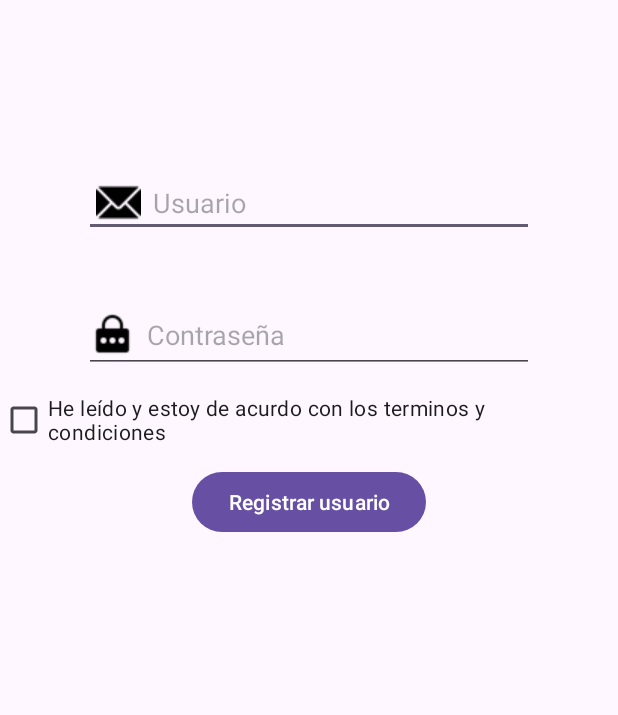
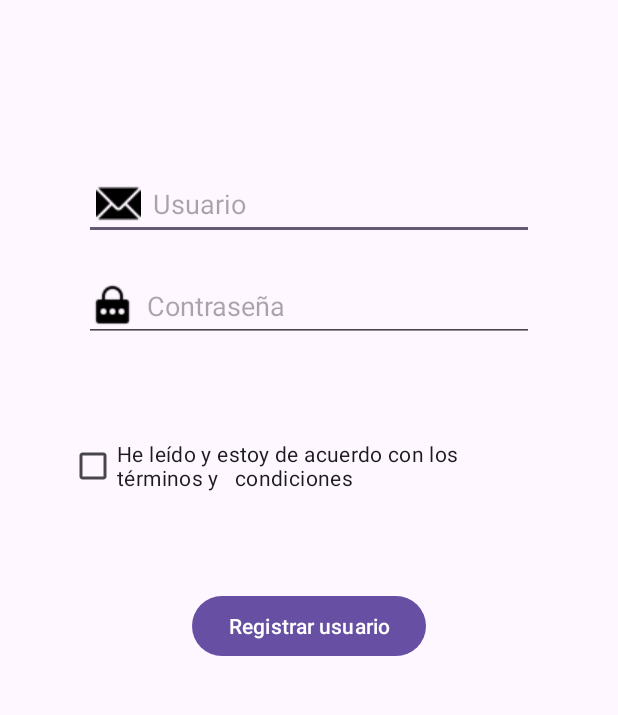
Before and after one commit to fra1010/Seminario-de-Lenguajes--TP-Integrador, an Android app: the RegistroActivity screen opened directly, with no data from a screen before it, on a phone screen of 412 x 824 dp, the part 326-1041 px from its top. Run offline under Robolectric (Android 15) with nearby library versions, the phone set to English and light mode, and no system bars.

Commit message:
Detalles con el texto

```diff
--- a/app/src/main/res/layout/activity_registro.xml
+++ b/app/src/main/res/layout/activity_registro.xml
@@ -21,11 +21,13 @@
     <EditText
         android:id="@+id/etUsuarioRegistro"
         android:layout_width="300dp"
-        android:layout_height="wrap_content"
-        android:drawableLeft="@drawable/user"
+        android:layout_height="48dp"
+        android:drawableStart="@drawable/user"
         android:drawablePadding="8dp"
         android:hint="Usuario"
+        android:inputType="text"
         android:padding="8dp"
+        android:autofillHints="name"
         app:layout_constraintBottom_toBottomOf="parent"
         app:layout_constraintEnd_toEndOf="parent"
         app:layout_constraintStart_toStartOf="parent"
@@ -35,24 +37,24 @@
     <EditText
         android:id="@+id/etContraseñaRegistro"
         android:layout_width="300dp"
-        android:layout_height="wrap_content"
-        android:drawableLeft="@drawable/pass"
+        android:layout_height="48dp"
+        android:drawableStart="@drawable/pass"
         android:drawablePadding="8dp"
-        android:textAlignment="gravity"
         android:hint="Contraseña"
         android:inputType="textPassword"
+        android:autofillHints="password"
         app:layout_constraintBottom_toBottomOf="parent"
         app:layout_constraintEnd_toEndOf="parent"
         app:layout_constraintStart_toStartOf="parent"
         app:layout_constraintTop_toBottomOf="@+id/etUsuarioRegistro"
-        app:layout_constraintVertical_bias="0.1" />
+        app:layout_constraintVertical_bias="0.05" />
 
     <CheckBox
         android:id="@+id/cbTerminos"
-        android:layout_width="wrap_content"
+        android:layout_width="320dp"
         android:layout_height="wrap_content"
         android:layout_marginHorizontal="20dp"
-        android:text="He leído y estoy de acurdo con los terminos y   condiciones"
+        android:text="He leído y estoy de acuerdo con los términos y   condiciones"
         app:layout_constraintBottom_toTopOf="@id/btnRegistrar"
         app:layout_constraintEnd_toEndOf="parent"
         app:layout_constraintStart_toStartOf="parent"
@@ -69,7 +71,7 @@
         app:layout_constraintEnd_toEndOf="parent"
         app:layout_constraintStart_toStartOf="parent"
         app:layout_constraintTop_toBottomOf="@+id/etContraseñaRegistro"
-        app:layout_constraintVertical_bias="0.2" />
+        app:layout_constraintVertical_bias="0.5" />
 
 
 </androidx.constraintlayout.widget.ConstraintLayout>
```
Also changed, not shown: app/src/main/res/layout/activity_login.xml (+8 -6 lines).
